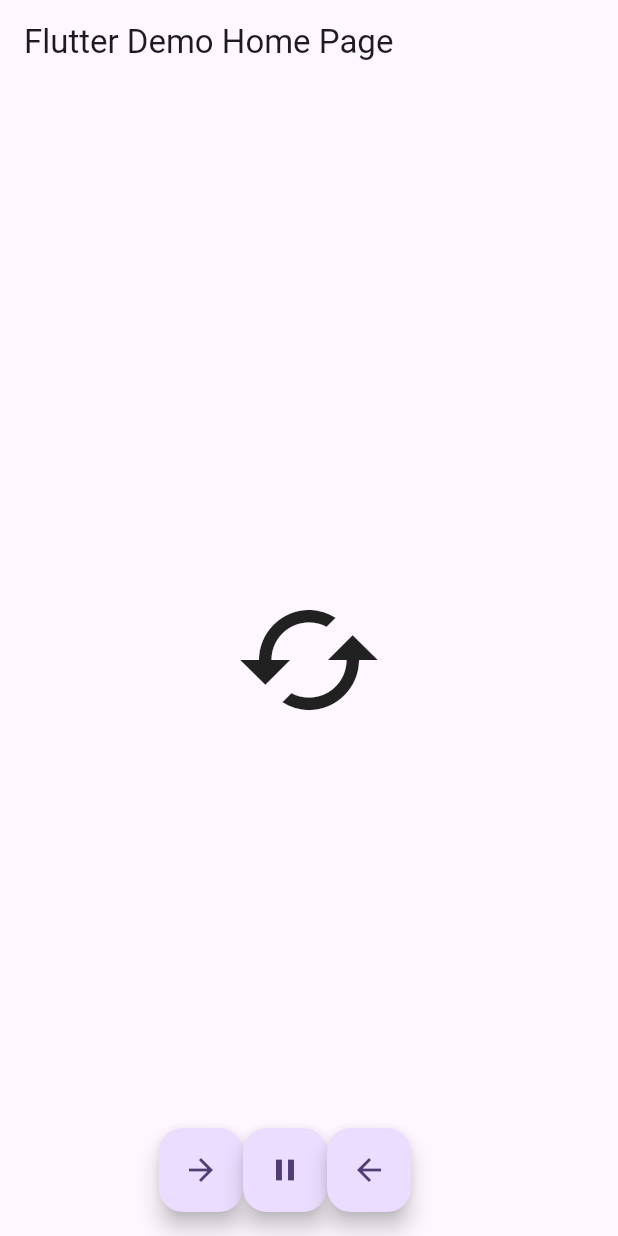
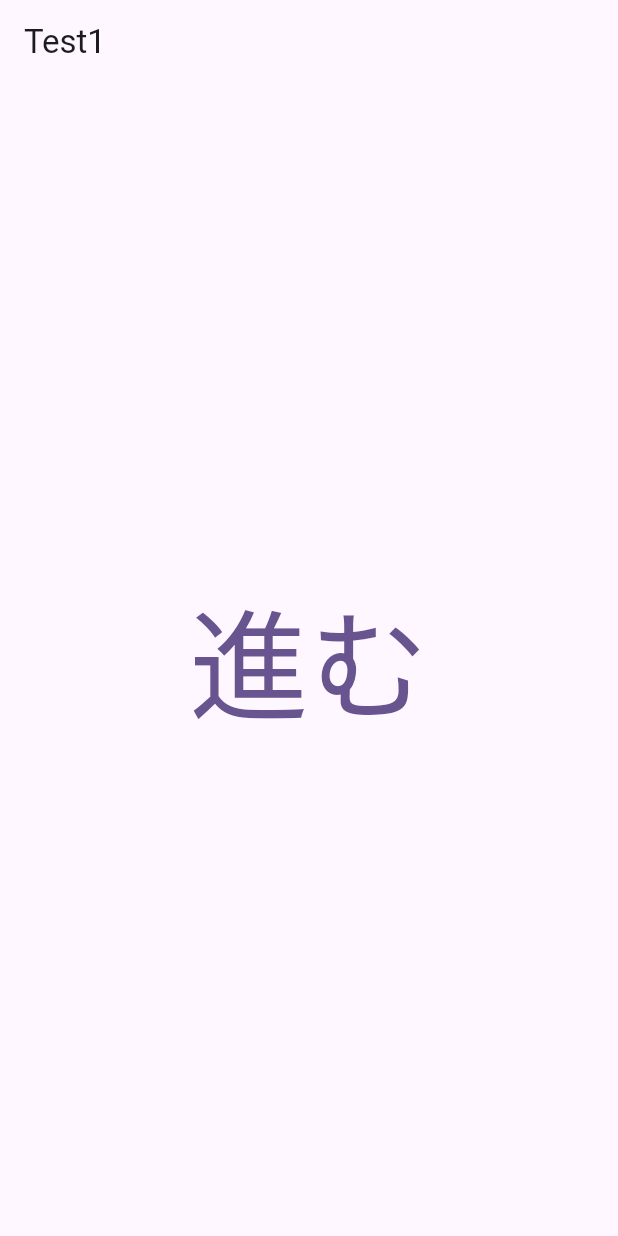
Before and after one commit to eltociear/flutter_practice, a Flutter app: the screen it shows after launch, on a phone screen of 412 x 824 dp. Run offline on Flutter 3.47's test engine with Material 3 defaults, Android fonts, the phone set to English and light mode, and no system bars.

```diff
--- a/hello_world/lib/main.dart
+++ b/hello_world/lib/main.dart
@@ -1,5 +1,5 @@
-import 'dart:math';
 import 'package:flutter/material.dart';
+import 'test_page1.dart';
 
 void main() {
   runApp(const MyApp());
@@ -30,78 +30,8 @@ class MyHomePage extends StatefulWidget {
 }
 
 class _MyHomePageState extends State<MyHomePage> with TickerProviderStateMixin {
-  late AnimationController _animationController;
-  late Animation _animation;
-
-  // 再生
-  _forward() async {
-    setState(() {
-      _animationController.forward();
-    });
-  }
-
-  // 停止
-  _stop() async {
-    setState(() {
-      _animationController.stop();
-    });
-  }
-
-  // 逆再生
-  _reverse() {
-    setState(() {
-      _animationController.reverse();
-    });
-  }
-
-  // 生成
-  @override
-  void initState() {
-    super.initState();
-    _animationController = AnimationController(vsync: this, duration: const Duration (seconds: 1));
-    _animation = _animationController.drive(Tween(begin: 0.0, end: 2.0 * pi));
-  }
-
-  // 破棄
-  @override
-  void dispose() {
-    _animationController.dispose();
-    super.dispose();
-  }
-
   @override
   Widget build(BuildContext context) {
-    return Scaffold(
-      appBar: AppBar(
-        title: Text(widget.title),
-      ),
-      body: Center(
-        child: AnimatedBuilder(
-          animation: _animation,
-          builder: (context, _) {
-            return Transform.rotate(
-              angle: _animation.value,
-              child: const Icon(Icons.cached, size: 100));
-          }
-        ),
-      ),
-      // 再生、 停止、 逆再生のボタン
-      floatingActionButton: Row(
-        mainAxisAlignment: MainAxisAlignment.center, children: [
-        FloatingActionButton(
-          onPressed: _forward,
-          child: const Icon(Icons.arrow_forward),
-        ),
-        FloatingActionButton(
-          onPressed: _stop,
-          child: const Icon(Icons.pause),
-        ),
-        FloatingActionButton(
-          onPressed: _reverse,
-          child: const Icon(Icons.arrow_back),
-        ),
-        ]
-      )
-    );
+    return Scaffold(body: TestPage1());
   }
 }
--- /dev/null
+++ b/hello_world/lib/test_page1.dart
@@ -0,0 +1,21 @@
+import 'package:flutter/material.dart';
+import 'test_page2.dart';
+
+class TestPage1 extends StatelessWidget {
+  @override
+  Widget build(BuildContext context) {
+    return Scaffold(
+        appBar: AppBar(
+          title: const Text("Test1"),
+        ),
+        body: Center(
+            child: TextButton(
+                onPressed: () => {
+                      Navigator.of(context)
+                          .push(MaterialPageRoute(builder: (context) {
+                        return TestPage2();
+                      }))
+                    },
+                child: const Text("進む", style: TextStyle(fontSize: 80)))));
+  }
+}
```
Also changed, not shown: hello_world/lib/test_page2.dart (added, +27 -0 lines), hello_world/lib/test_page3.dart (added, +15 -0 lines).
